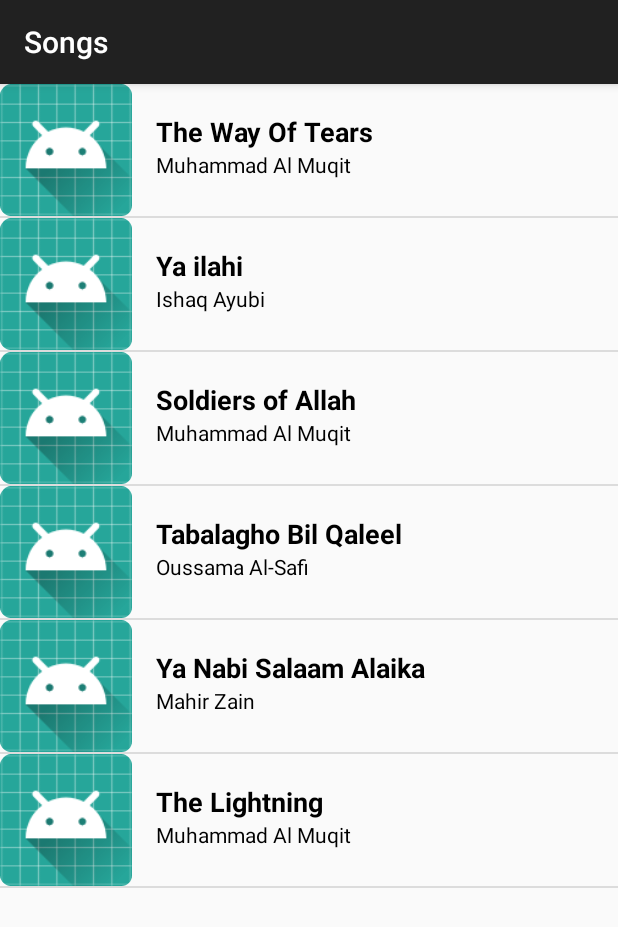
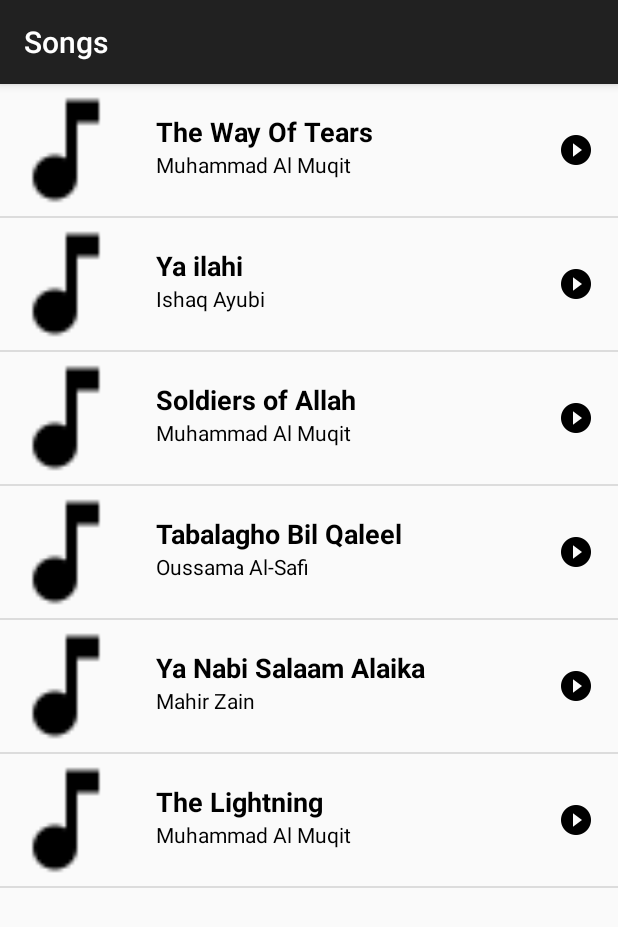
Before and after one commit to azzumw/MusicPlayerProject, an Android app: the SongListActivity screen opened directly, with no data from a screen before it, on a phone screen of 412 x 824 dp. Shown: the top 927 px of the screen. Run offline under Robolectric (Android 15) with nearby library versions, the phone set to English and light mode, and no system bars.

Commit message:
added sound files

```diff
--- a/app/src/main/java/com/example/macintosh/musicplayerproject/Song.java
+++ b/app/src/main/java/com/example/macintosh/musicplayerproject/Song.java
@@ -9,10 +9,12 @@ public class Song {
     private String artistName;
     private boolean isPlaying;
     private int songLength;
+    private int audioResourceID;
 
-    public Song(String name, String artistName) {
+    public Song(String name, String artistName,int audioResourceID) {
         this.name = name;
         this.artistName = artistName;
+        this.audioResourceID = audioResourceID;
     }
 
     public String getSongName() {
@@ -23,6 +25,10 @@ public class Song {
         return artistName;
     }
 
+    public int getAudioResourceID() {
+        return audioResourceID;
+    }
+
     public boolean isPlaying() {
         return isPlaying;
     }
--- a/app/src/main/java/com/example/macintosh/musicplayerproject/SongListActivity.java
+++ b/app/src/main/java/com/example/macintosh/musicplayerproject/SongListActivity.java
@@ -1,31 +1,75 @@
 package com.example.macintosh.musicplayerproject;
 
+import android.media.MediaPlayer;
 import android.support.v7.app.AppCompatActivity;
 import android.os.Bundle;
+import android.view.View;
+import android.widget.AdapterView;
 import android.widget.ListView;
 
 import java.util.ArrayList;
 
 public class SongListActivity extends AppCompatActivity {
 
+    private MediaPlayer mediaPlayer;
+
+    private MediaPlayer.OnCompletionListener onCompletionListener = new MediaPlayer.OnCompletionListener() {
+        @Override
+        public void onCompletion(MediaPlayer mediaPlayer) {
+
+            releaseMediaPlayer();
+        }
+    };
+
     @Override
     protected void onCreate(Bundle savedInstanceState) {
         super.onCreate(savedInstanceState);
         setContentView(R.layout.activity_song_list);
 
-        ArrayList<Song> songs = new ArrayList<>();
+        final ArrayList<Song> songs = new ArrayList<>();
 
-        songs.add(new Song("The Way Of Tears","Muhammad Al Muqit"));
-        songs.add(new Song("Ya ilahi","Ishaq Ayubi"));
-        songs.add(new Song("Soldiers of Allah","Muhammad Al Muqit"));
-        songs.add(new Song("Tabalagho Bil Qaleel","Oussama Al-Safi"));
-        songs.add(new Song("Ya Nabi Salaam Alaika","Mahir Zain"));
-        songs.add(new Song("The Lightning","Muhammad Al Muqit"));
+        songs.add(new Song("The Way Of Tears","Muhammad Al Muqit",R.raw.thewayoftears));
+        songs.add(new Song("Ya ilahi","Ishaq Ayubi",R.raw.yaillahi));
+        songs.add(new Song("Soldiers of Allah","Muhammad Al Muqit",R.raw.soldiersofallah));
+        songs.add(new Song("Tabalagho Bil Qaleel","Oussama Al-Safi",R.raw.tabalagho));
+        songs.add(new Song("Ya Nabi Salaam Alaika","Mahir Zain",R.raw.yanabisalaam));
+        songs.add(new Song("The Lightning","Muhammad Al Muqit",R.raw.lightning));
 
         SongAdapter<Song> itemsAdapter = new SongAdapter<Song>(this,songs);
 
         ListView listView =  findViewById(R.id.songlistactivity);
 
         listView.setAdapter(itemsAdapter);
+
+        listView.setOnItemClickListener(new AdapterView.OnItemClickListener() {
+            @Override
+            public void onItemClick(AdapterView<?> adapterView, View view, int i, long l) {
+                releaseMediaPlayer();
+
+                mediaPlayer = MediaPlayer.create(SongListActivity.this,songs.get(i).getAudioResourceID());
+                mediaPlayer.start();
+
+                mediaPlayer.setOnCompletionListener(onCompletionListener);
+
+
+            }
+        });
+    }
+
+    private void releaseMediaPlayer() {
+        // If the media player is not null, then it may be currently playing a sound.
+        if (mediaPlayer != null) {
+            // Regardless of the current state of the media player, release its resources
+            // because we no longer need it.
+            mediaPlayer.release();
+
+            // Set the media player back to null. For our code, we've decided that
+            // setting the media player to null is an easy way to tell that the media player
+            // is not configured to play an audio file at the moment.
+            mediaPlayer = null;
+
+//            am.abandonAudioFocus(afChangeListener);
+
+        }
     }
 }
--- a/app/src/main/res/layout/list_item.xml
+++ b/app/src/main/res/layout/list_item.xml
@@ -13,7 +13,7 @@
         android:layout_alignParentLeft="true"
         android:layout_weight="0"
         android:id="@+id/imageView"
-        android:src="@mipmap/ic_launcher" />
+        android:src="@drawable/ic_music_note_black_24dp" />
 
     <RelativeLayout
         android:layout_width="match_parent"
@@ -42,6 +42,17 @@
         android:id="@+id/artistNameTextView"
         android:textColor="#000"
         android:text="Artist Name"/>
+
+        <ImageView
+            android:id="@+id/arrow"
+            android:layout_width="24dp"
+            android:layout_height="24dp"
+            android:src="@drawable/ic_play_circle_filled_black_24dp"
+            android:layout_marginRight="16dp"
+            android:layout_marginEnd="16dp"
+            android:layout_alignParentEnd="true"
+            android:layout_alignParentRight="true"
+            android:layout_centerVertical="true"/>
     </RelativeLayout>
 
 </LinearLayout>
```
Also changed, not shown: app/src/main/res/drawable-hdpi/ic_music_note_black_24dp.png (added), app/src/main/res/drawable-hdpi/ic_play_circle_filled_black_24dp.png (added), app/src/main/res/drawable-mdpi/ic_music_note_black_24dp.png (added), app/src/main/res/drawable-mdpi/ic_play_circle_filled_black_24dp.png (added), app/src/main/res/drawable-xhdpi/ic_music_note_black_24dp.png (added), app/src/main/res/drawable-xhdpi/ic_play_circle_filled_black_24dp.png (added), app/src/main/res/drawable-xxhdpi/ic_music_note_black_24dp.png (added), app/src/main/res/drawable-xxhdpi/ic_play_circle_filled_black_24dp.png (added), app/src/main/res/drawable-xxxhdpi/ic_music_note_black_24dp.png (added), app/src/main/res/drawable-xxxhdpi/ic_play_circle_filled_black_24dp.png (added), 6 other files.
